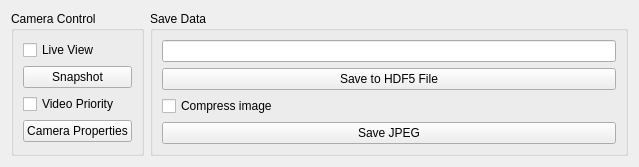
Above: nplab/instrument/camera/camera_controls_generic.ui from nanophotonics/nplab before the change. Below: the same form after it.
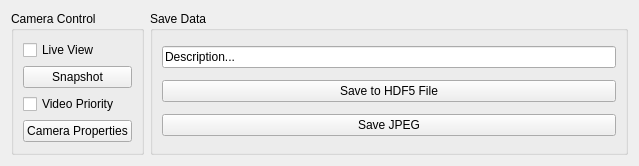
That is the form after the change.

Commit message: First version of auto-connecting UI tools - supports buttons and checkboxes

Patch:
```diff
--- a/nplab/instrument/camera/camera_controls_generic.ui
+++ b/nplab/instrument/camera/camera_controls_generic.ui
@@ -77,6 +77,9 @@
         <property name="toolTip">
          <string>&lt;html&gt;&lt;head/&gt;&lt;body&gt;&lt;p&gt;A short description that is saved with the data&lt;/p&gt;&lt;/body&gt;&lt;/html&gt;</string>
         </property>
+        <property name="text">
+         <string>Description...</string>
+        </property>
        </widget>
       </item>
       <item>
@@ -87,14 +90,7 @@
        </widget>
       </item>
       <item>
-       <widget class="QCheckBox" name="checkBox">
-        <property name="text">
-         <string>Compress image</string>
-        </property>
-       </widget>
-      </item>
-      <item>
-       <widget class="QPushButton" name="pushButton">
+       <widget class="QPushButton" name="save_jpeg_button">
         <property name="text">
          <string>Save JPEG</string>
         </property>
```
The commit also changes 6 other files.
